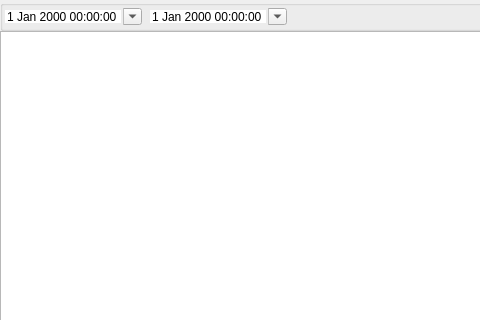
Before: the Qt Designer form billing/statement/statementsecondarywidget.ui in ytxerp/ytx-client, drawn with Qt 5; both pictures show x 0 to 480 and y 0 to 320 of the 784 by 567 pixel window.
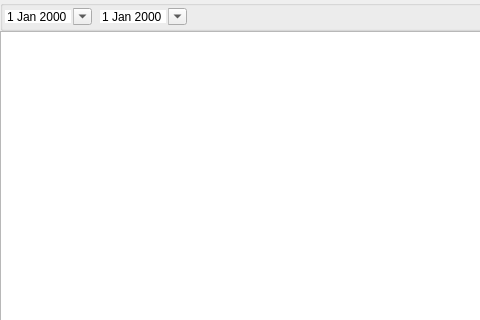
After: the same form once the commit is applied. Custom widgets are drawn as their Qt base class.

Commit message: Refactor statement date range

```diff
--- a/billing/statement/statementsecondarywidget.ui
+++ b/billing/statement/statementsecondarywidget.ui
@@ -57,7 +57,7 @@
        <number>0</number>
       </property>
       <item>
-       <widget class="DateTimeEdit" name="start">
+       <widget class="DateEdit" name="start">
         <property name="frame">
          <bool>false</bool>
         </property>
@@ -67,7 +67,7 @@
        </widget>
       </item>
       <item>
-       <widget class="DateTimeEdit" name="end">
+       <widget class="DateEdit" name="end">
         <property name="frame">
          <bool>false</bool>
         </property>
@@ -127,9 +127,9 @@
  </widget>
  <customwidgets>
   <customwidget>
-   <class>DateTimeEdit</class>
-   <extends>QDateTimeEdit</extends>
-   <header location="global">widget/datetimeedit.h</header>
+   <class>DateEdit</class>
+   <extends>QDateEdit</extends>
+   <header location="global">widget/dateedit.h</header>
   </customwidget>
  </customwidgets>
  <tabstops>
```
The commit also changes 15 other files.
